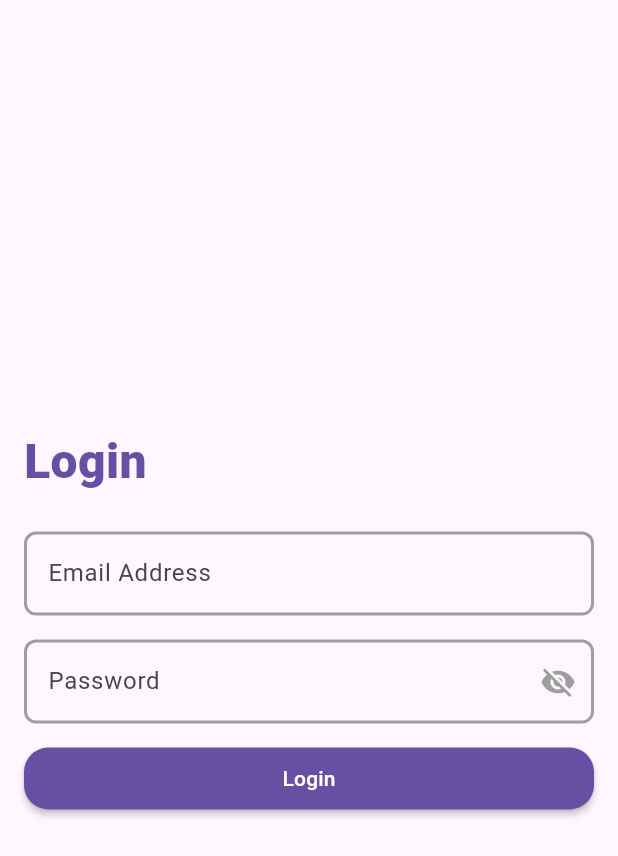
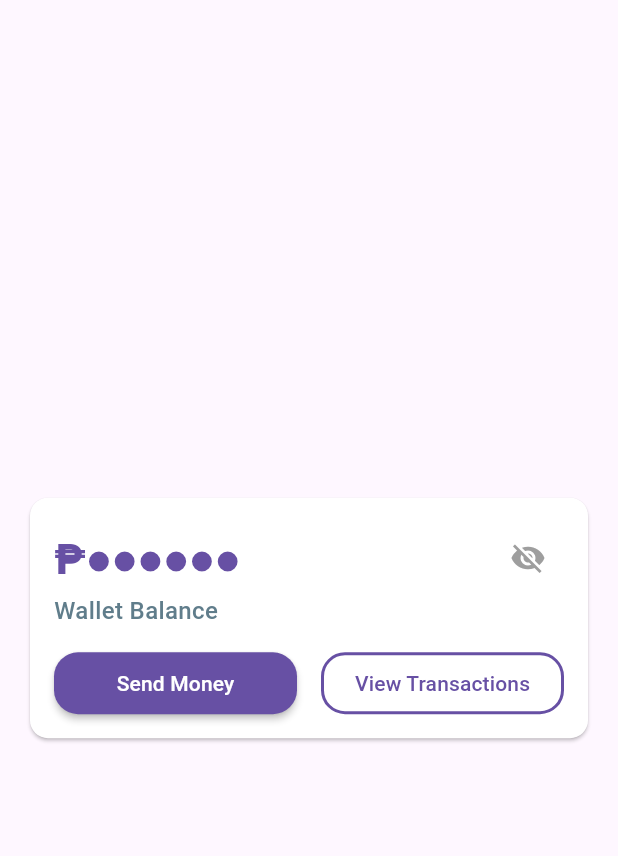
Before and after one commit to HaroldArtienda/send-money, a Flutter app: the screen it shows after launch, on a phone screen of 412 x 824 dp. Shown: the top 856 px of the screen. Run offline on Flutter 3.47's test engine with Material 3 defaults, Android fonts, the phone set to English and light mode, and no system bars; our stand-ins replace equatable, flutter_bloc, get_it, go_router; missing offline and left inert: dart:ffi.

Commit message:
initial home screen

```diff
--- /dev/null
+++ b/lib/home/home_screen.dart
@@ -0,0 +1,100 @@
+import 'package:flutter/material.dart';
+import 'package:intl/intl.dart';
+import 'package:send_money/utils/extensions.dart';
+import 'package:send_money/utils/sm_text_style.dart';
+
+import '../common_ui/sm_common_button.dart';
+
+class HomeScreen extends StatefulWidget {
+  const HomeScreen({super.key});
+
+  @override
+  State<HomeScreen> createState() => _HomeScreenState();
+}
+
+class _HomeScreenState extends State<HomeScreen> {
+  bool isVisible = false;
+
+  @override
+  Widget build(BuildContext context) {
+    return Scaffold(
+      body: Center(
+        child: Container(
+          padding: EdgeInsets.all(16.0),
+          child: Container(
+            width: double.infinity,
+            child: Card(
+              elevation: 1.0,
+              color: Colors.white,
+              child: Padding(
+                padding: const EdgeInsets.all(16.0),
+                child: Column(
+                  mainAxisSize: MainAxisSize.min,
+                  mainAxisAlignment: MainAxisAlignment.center,
+                  crossAxisAlignment: CrossAxisAlignment.start,
+                  children: [
+                    Row(
+                      mainAxisAlignment: MainAxisAlignment.spaceBetween,
+                      crossAxisAlignment: CrossAxisAlignment.center,
+                      children: [
+                        Text(
+                          isVisible? formatMoney(124563.80) : "₱●●●●●●",
+                          style: SMTextStyle.moneyTitle(context),
+                        ),
+                        IconButton(
+                            icon: Icon(
+                                isVisible
+                                    ? Icons.visibility
+                                    : Icons.visibility_off,
+                                color: Colors.grey),
+                            onPressed: () =>
+                                setState(() => isVisible = !isVisible))
+                      ],
+                    ),
+                    Text(
+                      "Wallet Balance",
+                      style: SMTextStyle.balanceTitle(),
+                    ),
+                    SizedBox(height: 16.0),
+                    Row(
+                      children: [
+                        Expanded(
+                          child: SMCommonButton(
+                            height: context.height * 0.05,
+                            width: double.infinity,
+                            title: 'Send Money',
+                            isFilled: true,
+                            onTap: () {},
+                          ),
+                        ),
+                        SizedBox(width: 16.0),
+                        Expanded(
+                          child: SMCommonButton(
+                            height: context.height * 0.05,
+                            width: double.infinity,
+                            title: 'View Transactions',
+                            isFilled: false,
+                            onTap: () {},
+                          ),
+                        ),
+                      ],
+                    )
+                  ],
+                ),
+              ),
+            ),
+          ),
+        ),
+      ),
+    );
+  }
+
+  String formatMoney(double amount) {
+    final formatCurrency = NumberFormat.currency(
+      locale: 'en_PH', // Filipino locale
+      symbol: '₱', // Peso symbol
+      decimalDigits: 2, // 2 decimal places
+    );
+    return formatCurrency.format(amount);
+  }
+}
--- a/lib/router.dart
+++ b/lib/router.dart
@@ -1,5 +1,6 @@
 import 'package:flutter/material.dart';
 import 'package:go_router/go_router.dart';
+import 'package:send_money/home/home_screen.dart';
 import 'package:send_money/login/login_screen.dart';
 import 'package:send_money/utils/constants.dart';
 
@@ -8,7 +9,8 @@ final GoRouter router = GoRouter(
     GoRoute(
       path: SMRoute.login.path,
       builder: (ctx, state) {
-        return LoginScreen();
+        // return LoginScreen();
+        return HomeScreen();
       },
     ),
     GoRoute(
--- a/lib/utils/sm_text_style.dart
+++ b/lib/utils/sm_text_style.dart
@@ -1,6 +1,7 @@
 import 'dart:ui';
 
 import 'package:flutter/cupertino.dart';
+import 'package:flutter/material.dart';
 import 'package:send_money/utils/extensions.dart';
 
 class SMTextStyle {
@@ -9,4 +10,16 @@ class SMTextStyle {
         fontWeight: FontWeight.w800,
         color: ctx.theme.primaryColor,
       );
+
+  static moneyTitle(BuildContext ctx) => TextStyle(
+        fontSize: 28,
+        fontWeight: FontWeight.w800,
+        color: ctx.theme.primaryColor,
+      );
+
+  static balanceTitle() => TextStyle(
+        fontSize: 16,
+        fontWeight: FontWeight.w500,
+        color: Colors.blueGrey,
+      );
 }
--- a/pubspec.yaml
+++ b/pubspec.yaml
@@ -18,6 +18,7 @@ dependencies:
   equatable: ^2.0.7
   font_awesome_flutter: ^10.8.0
   sqflite: ^2.3.2
+  intl: ^0.20.2
 
 dev_dependencies:
   flutter_test:
```
Also changed, not shown: pubspec.lock.
